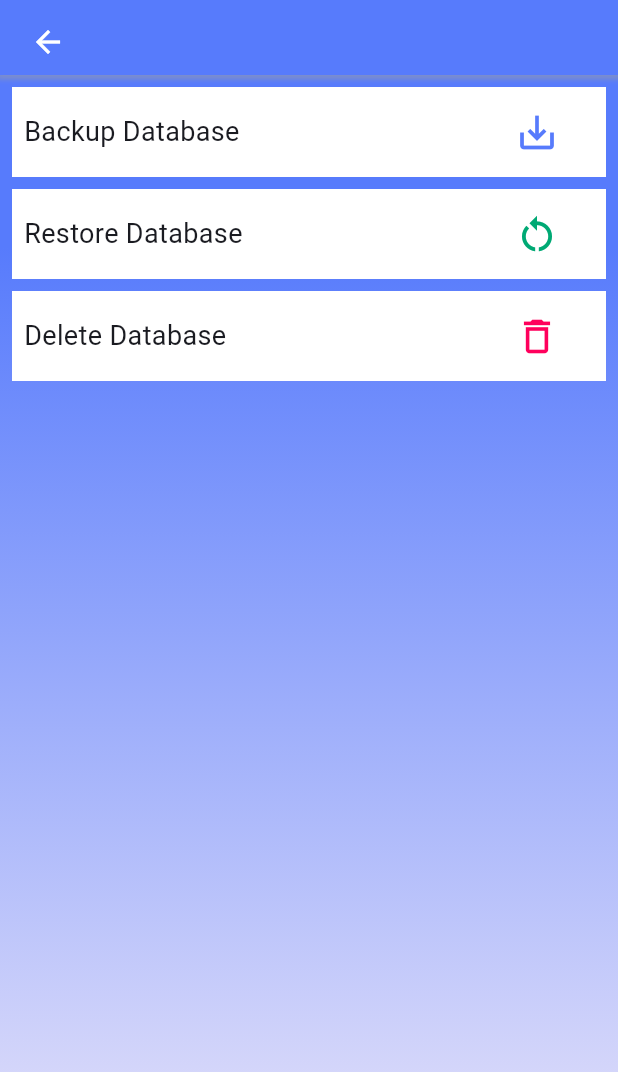
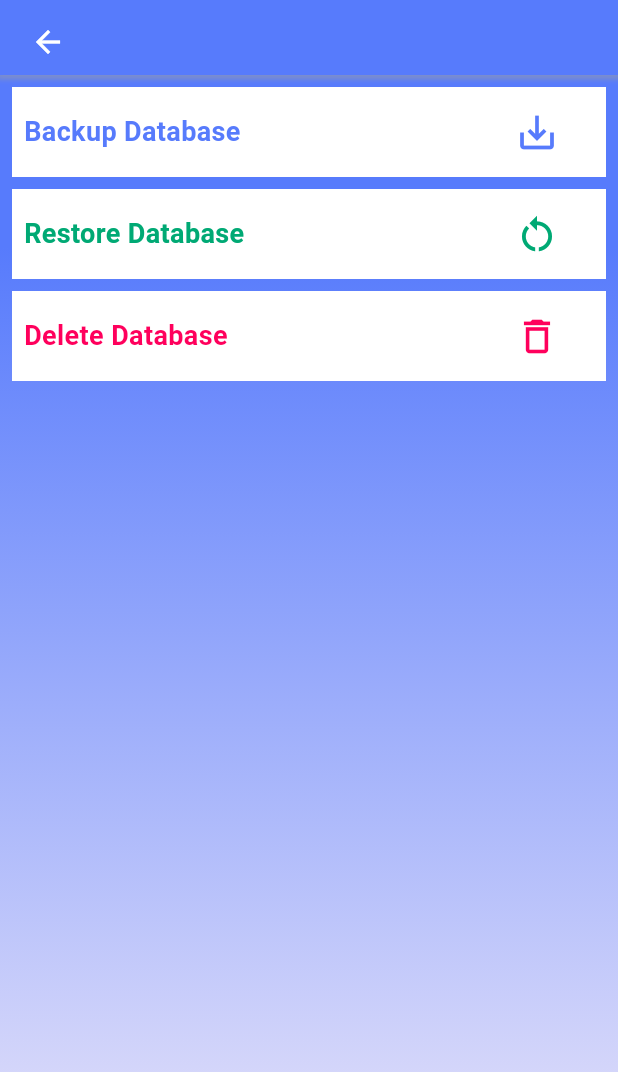
Before and after one commit to AgentSingle/finance_app, a Flutter app: the screen it shows after launch, item 4 of the bottom bar chosen, on a phone screen of 412 x 824 dp. Shown: the top 1072 px of the screen. Run offline on Flutter 3.47's test engine with Material 3 defaults, Android fonts, the light colour scheme and no system bars; our stand-ins replace flutter_slidable, permission_handler, sqflite; missing offline and left inert: dart:ffi, excel; accounts and stored records are empty.

Commit message:
VERSION-0.5.6, --build-number=56

```diff
--- a/lib/features/presentation/pages/SettingsPage.dart
+++ b/lib/features/presentation/pages/SettingsPage.dart
@@ -1,12 +1,13 @@
 
 import 'package:flutter/cupertino.dart';
 import 'package:flutter/material.dart';
+import 'package:finance/features/presentation/widgets/reUsableButton/IconWithTextButton.dart';
 import 'package:finance/features/presentation/widgets/containers/appBackgroundContainer.dart';
 import 'package:finance/config/theme/colors/color_code.dart';
 import 'package:finance/features/data/data_sources/dbHelper.dart';
 import 'package:finance/features/presentation/widgets/reUsableButton/circularFloatingButton.dart';
 import 'package:finance/features/presentation/widgets/bottomBars/GlobalBottomBar.dart';
-import 'package:flutter/rendering.dart';
+import 'package:finance/features/presentation/widgets/popUps/warningDialog.dart';
 import 'package:flutter/widgets.dart';
 
 
@@ -61,97 +62,91 @@ class _AppSettingsPageState extends State<AppSettingsPage> {
                   padding: const EdgeInsets.all(8.0),
                   child: Column(
                     children: [
-                      Container(
-                        height: 60,
-                        color: Colors.white,
-                        child: const Padding(
-                          padding: EdgeInsets.all(8.0),
-                          child: Row(
-                            children: [
-                              Expanded(
-                                  flex: 4,
-                                  child: Text('Backup Database', style: TextStyle(fontSize: 18),)
-                              ),
-                              Expanded(
-                                  flex: 1,
-                                  child: Icon(Icons.save_alt, size: 30, color: blueDeep,)
-                              ),
-                            ],
-                          ),
-                        )
+                      // ================ BACKUP DATABASE ACTION =====================
+                      IconsWithTextButton(
+                        onTap: () async{
+                          await DbHelper().backupDB();
+                          _displayBottomSheet(context, 'DataBase Successfully Backup.');
+                        },
+                        text: 'Backup Database',
+                        textColor: blueDeep,
+                        icon: const Icon(
+                          Icons.save_alt,
+                          color: blueDeep,
+                          size: 30,
+                        ),
                       ),
                       SizedBox(height: 8),
-                      Container(
-                          height: 60,
-                          color: Colors.white,
-                          child: const Padding(
-                            padding: EdgeInsets.all(8.0),
-                            child: Row(
-                              children: [
-                                Expanded(
-                                    flex: 4,
-                                    child: Text('Restore Database', style: TextStyle(fontSize: 18),)
-                                ),
-                                Expanded(
-                                    flex: 1,
-                                    child: Icon(Icons.restart_alt, size: 30, color: lightGreen,)
-                                ),
-                              ],
-                            ),
-                          )
+
+                      // ================ RESTORE DATABASE ACTION =====================
+                      IconsWithTextButton(
+                        onTap: () async{
+                          await DbHelper().restoreDB();
+                          _displayBottomSheet(context, 'Successfully Restore DataBase.');
+                        },
+                        text: 'Restore Database',
+                        textColor: lightGreen,
+                        icon: const Icon(
+                          Icons.restart_alt,
+                          color: lightGreen,
+                          size: 30,
+                        ),
                       ),
                       SizedBox(height: 8),
-                      Container(
-                          height: 60,
-                          color: Colors.white,
-                          child: const Padding(
-                            padding: EdgeInsets.all(8.0),
-                            child: Row(
-                              children: [
-                                Expanded(
-                                    flex: 4,
-                                    child: Text('Delete Database', style: TextStyle(fontSize: 18),)
-                                ),
-                                Expanded(
-                                    flex: 1,
-                                    child: Icon(Icons.delete_outline, size: 30, color: lightRed,)
-                                ),
-                              ],
-                            ),
-                          )
+
+                      // ================ DELETE DATABASE ACTION =====================
+                      IconsWithTextButton(
+                        onTap: (){
+                          showDialog(
+                            context: context,
+                            builder: (BuildContext context) {
+                              return WarningDialog(
+                                height: 150,
+                                onDelete: () async{
+                                  await DbHelper().deleteDB();
+                                  Navigator.pop(context);
+                                  _displayBottomSheet(context, 'Database Deleted.');
+                                },
+                              );
+                            },
+                          );
+                        },
+                        text: 'Delete Database',
+                        textColor: lightRed,
+                        icon: const Icon(
+                          Icons.delete_outline,
+                          color: lightRed,
+                          size: 30,
+                        ),
                       ),
                     ],
                   ),
                 ),
               )
-              // Padding(
-              //   padding: const EdgeInsets.all(8.0),
-              //   child: OutlinedButton(
-              //     onPressed: () async {
-              //       await DbHelper().deleteDB();
-              //     },
-              //     style: const ButtonStyle(
-              //       backgroundColor: MaterialStatePropertyAll<Color>(Colors.pinkAccent),
-              //       foregroundColor: MaterialStatePropertyAll<Color>(Colors.white),
-              //       side: MaterialStatePropertyAll<BorderSide>(BorderSide(color: Colors.green)),
-              //       padding: MaterialStatePropertyAll<EdgeInsetsGeometry>(EdgeInsets.all(12.0)),
-              //     ),
-              //     child: const Text('Delete Database', style: TextStyle(fontSize: 20),),
-              //   ),
-              // ),
             ],
           ),
         ),
       ),
+    );
+  }
 
-      // bottomNavigationBar: GlobalBottomBar(),
-      // floatingActionButton: CircularFloatingButton(
-      //   iconData: Icons.add,
-      //   onPressed: (){
-      //     print("Full List Page Action");
-      //   },
-      // ),
-      // floatingActionButtonLocation: FloatingActionButtonLocation.centerDocked,
+  Future _displayBottomSheet(BuildContext context, String textData){
+    return showModalBottomSheet(
+        context: context,
+        shape: const RoundedRectangleBorder(
+            borderRadius: BorderRadius.vertical(
+                top: Radius.circular(10)
+            )
+        ),
+        builder: (context) => SizedBox(
+          height: 80,
+          child: Center(
+              child: Text(
+                  textData,
+                  style: const TextStyle(fontWeight: FontWeight.bold, fontSize: 20, color: Colors.green)
+              )
+          ),
+        )
     );
   }
 }
--- a/lib/features/presentation/widgets/containers/individualTransactionCard.dart
+++ b/lib/features/presentation/widgets/containers/individualTransactionCard.dart
@@ -3,8 +3,8 @@ import 'package:finance/config/theme/colors/color_code.dart';
 import 'package:flutter/widgets.dart';
 import 'package:flutter_slidable/flutter_slidable.dart';
 import 'package:finance/features/presentation/widgets/popUps/warningDialog.dart';
-import 'package:finance/features/presentation/widgets/popUps/fromDialog.dart';
-import 'package:finance/features/presentation/widgets/froms/transactionAddForm.dart';
+// import 'package:finance/features/presentation/widgets/popUps/fromDialog.dart';
+// import 'package:finance/features/presentation/widgets/froms/transactionAddForm.dart';
 import 'package:finance/features/presentation/block/DateFormatter.dart';
 
 
--- /dev/null
+++ b/lib/features/presentation/widgets/reUsableButton/IconWithTextButton.dart
@@ -0,0 +1,59 @@
+import 'package:flutter/material.dart';
+
+
+class IconsWithTextButton extends StatefulWidget {
+  final VoidCallback onTap;
+  final Icon icon;
+  final String text;
+  final Color? textColor;
+
+  const IconsWithTextButton({
+    super.key,
+    required this.onTap,
+    required this.icon,
+    required this.text,
+    this.textColor,
+  });
+
+  @override
+  State<IconsWithTextButton> createState() => _IconsWithTextButtonState();
+}
+
+class _IconsWithTextButtonState extends State<IconsWithTextButton> {
+
+  @override
+  Widget build(BuildContext context) {
+    return GestureDetector(
+      onTap: widget.onTap,
+      child: Container(
+        height: 60,
+        child: Padding(
+          padding: EdgeInsets.all(8.0),
+          child: Row(
+            children: [
+              Expanded(
+                  flex: 4,
+                  child: Text(
+                    '${widget.text}',
+                    style: TextStyle(
+                      fontSize: 18,
+                      fontWeight: FontWeight.bold,
+                      color: widget.textColor?? Colors.black,
+                    ),
+                  )
+              ),
+              Expanded(
+                flex: 1,
+                child: widget.icon,
+              ),
+            ],
+          ),
+        ),
+        // Styling container
+        decoration: BoxDecoration(
+          color: Colors.white,
+        ),
+      ),
+    );
+  }
+}
--- a/pubspec.yaml
+++ b/pubspec.yaml
@@ -35,6 +35,11 @@ dependencies:
   sqflite: "^2.3.3+1"
   permission_handler: "^11.3.1"
   path_provider: "^2.1.3"
+  # for file sharing purpose
+#  share_plus: "^9.0.0"
+  http: "^1.2.1"
+  # import data to XLSX
+  excel: "^4.0.3"
 
 
   # The following adds the Cupertino Icons font to your application.
```
Also changed, not shown: lib/features/data/data_sources/dbHelper.dart (+51 -50 lines), lib/features/presentation/pages/TransactionTablePage.dart (+16 -1 lines), lib/features/presentation/widgets/reUsableButton/ReUsableIconButton.dart (deleted, +0 -15 lines), lib/features/presentation/widgets/xlsxGen/generateXlsx.dart (added, +157 -0 lines), pubspec.lock, 2 other files.
